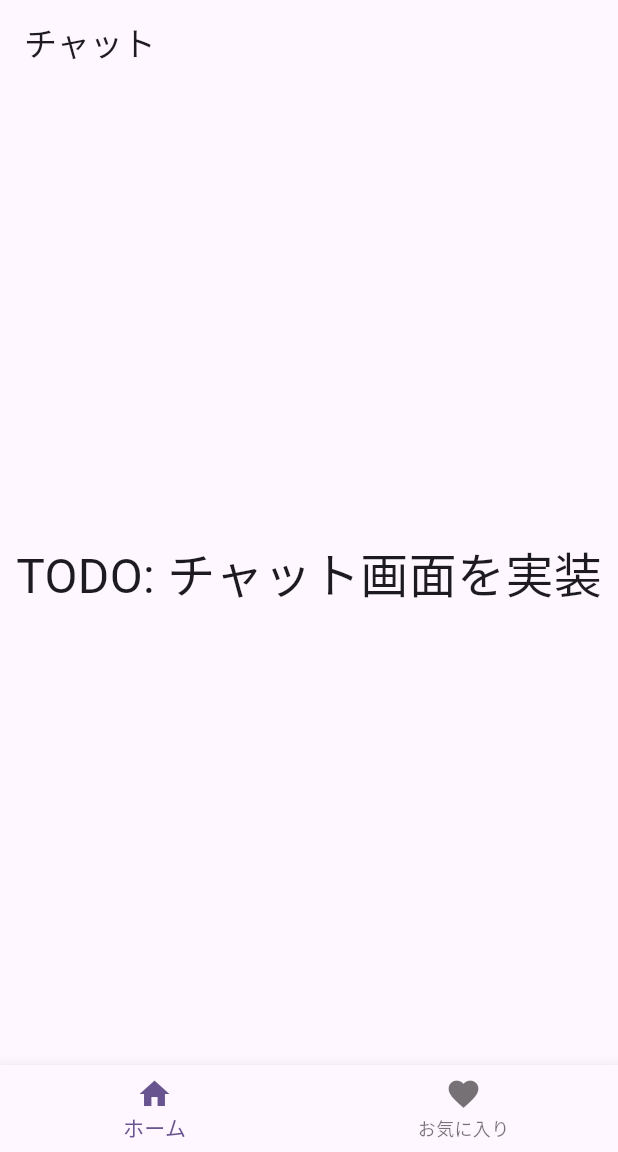
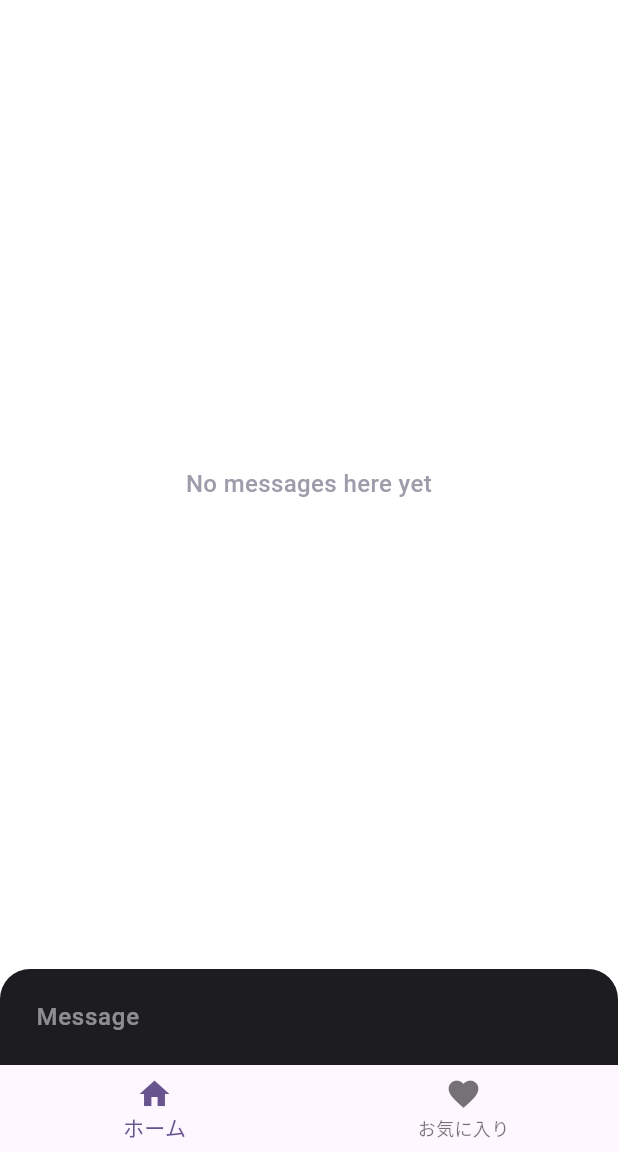
Before and after one commit to sakamoto-family-smile/sakamomo_family_app, a Flutter app: the screen it shows after launch, on a phone screen of 412 x 824 dp, the part 84-1236 px from its top. Run offline on Flutter 3.47's test engine with Material 3 defaults, Android fonts, the phone set to English and light mode, and no system bars; our stand-ins replace flutter_chat_types, flutter_chat_ui.

Commit message:
implement chat page

```diff
--- a/lib/screens/chat.dart
+++ b/lib/screens/chat.dart
@@ -1,16 +1,50 @@
 import 'package:flutter/material.dart';
 
-class ChatScreen extends StatelessWidget {
+import 'dart:convert';
+import 'dart:math';
+import 'package:flutter_chat_types/flutter_chat_types.dart' as types;
+import 'package:flutter_chat_ui/flutter_chat_ui.dart';
+
+String randomString() {
+  final random = Random.secure();
+  final values = List<int>.generate(16, (i) => random.nextInt(255));
+  return base64UrlEncode(values);
+}
+
+class ChatScreen extends StatefulWidget {
   const ChatScreen({Key? key}) : super(key: key);
 
   @override
-  Widget build(BuildContext context) {
-    return Scaffold(
-      appBar: AppBar(
-        title: const Text('チャット'),
-      ),
-      body: const Center(
-          child: Text('TODO: チャット画面を実装', style: TextStyle(fontSize: 32.0))),
+  ChatScreenState createState() => ChatScreenState();
+}
+
+class ChatScreenState extends State<ChatScreen> {
+  final List<types.Message> _messages = [];
+  final _user = const types.User(id: '82091008-a484-4a89-ae75-a22bf8d6f3ac');
+
+  @override
+  Widget build(BuildContext context) => Scaffold(
+        body: Chat(
+          user: _user,
+          messages: _messages,
+          onSendPressed: _handleSendPressed,
+        ),
+      );
+
+  void _addMessage(types.Message message) {
+    setState(() {
+      _messages.insert(0, message);
+    });
+  }
+
+  void _handleSendPressed(types.PartialText message) {
+    final textMessage = types.TextMessage(
+      author: _user,
+      createdAt: DateTime.now().millisecondsSinceEpoch,
+      id: randomString(),
+      text: message.text,
     );
+
+    _addMessage(textMessage);
   }
 }
--- a/pubspec.yaml
+++ b/pubspec.yaml
@@ -35,6 +35,7 @@ dependencies:
   # The following adds the Cupertino Icons font to your application.
   # Use with the CupertinoIcons class for iOS style icons.
   cupertino_icons: ^1.0.6
+  flutter_chat_ui: ^1.6.12
 
 dev_dependencies:
   flutter_test:
```
Also changed, not shown: pubspec.lock, 14 other files.
